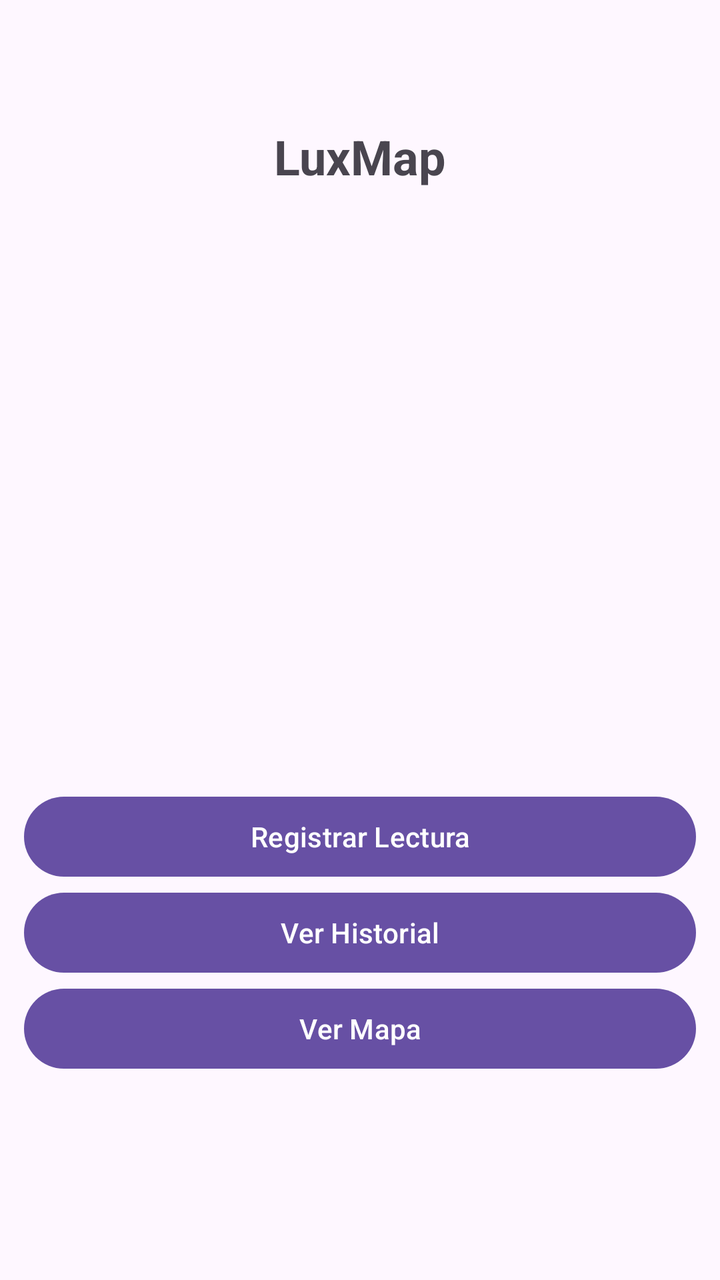
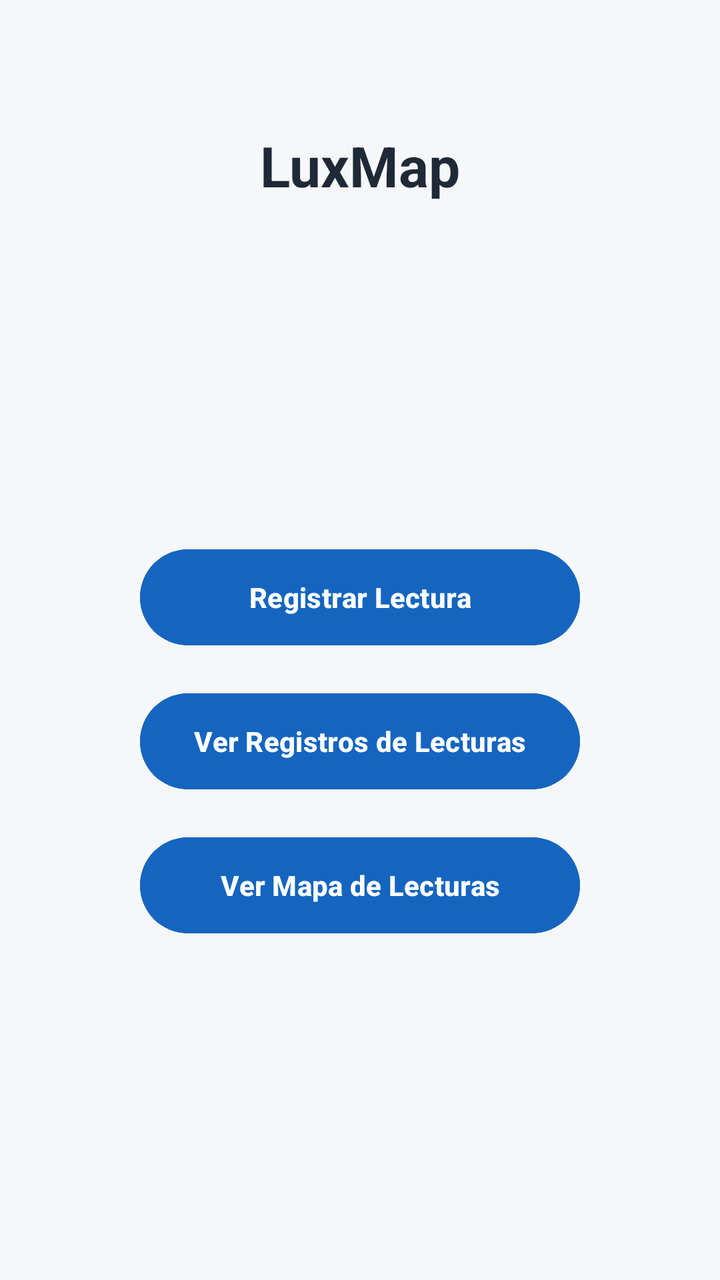

An Android layout rendered at two revisions. The XML below is the earlier revision; the diff shows what the commit changed to produce the second picture.
<!-- AndroidManifest.xml: application theme Theme.Luxmap -->
<!-- res/layout/activity_main.xml -->
<?xml version="1.0" encoding="utf-8"?>
<androidx.constraintlayout.widget.ConstraintLayout xmlns:android="http://schemas.android.com/apk/res/android"
    xmlns:app="http://schemas.android.com/apk/res-auto"
    xmlns:tools="http://schemas.android.com/tools"
    android:id="@+id/main"
    android:layout_width="match_parent"
    android:layout_height="match_parent"
    tools:context=".ui.MainActivity">

    <LinearLayout
        android:layout_width="match_parent"
        android:layout_height="match_parent"
        android:orientation="vertical"
        tools:layout_editor_absoluteX="1dp"
        tools:layout_editor_absoluteY="1dp"
        android:padding="12dp">


        <TextView
            android:id="@+id/tvTitulo"
            android:layout_width="match_parent"
            android:layout_height="wrap_content"
            android:text="@string/titulo_menu_principal"
            android:textSize="24sp"
            android:textStyle="bold"
            android:textAlignment="center"
            android:layout_marginTop="50dp"/>

        <Button
            android:id="@+id/btnRegistrarNuevo"
            android:layout_width="match_parent"
            android:layout_height="wrap_content"
            android:text="@string/texto_boton_registro"
            android:layout_marginTop="300dp"/>

        <Button
            android:id="@+id/btnHistorial"
            android:layout_width="match_parent"
            android:layout_height="wrap_content"
            android:text="@string/texto_boton_historial" />

        <Button
            android:id="@+id/btnMapa"
            android:layout_width="match_parent"
            android:layout_height="wrap_content"
            android:text="@string/texto_boton_mapa" />
    </LinearLayout>
</androidx.constraintlayout.widget.ConstraintLayout>
<!-- resources referenced by this layout -->
<resources>
  <string name="texto_boton_historial" translatable="false">Ver Historial</string>
  <string name="texto_boton_mapa" translatable="false">Ver Mapa</string>
  <string name="texto_boton_registro" translatable="false">Registrar Lectura</string>
  <string name="titulo_menu_principal" translatable="false">LuxMap</string>
  <style name="Theme.Luxmap" parent="Base.Theme.Luxmap" />
  <style name="Base.Theme.Luxmap" parent="Theme.Material3.DayNight.NoActionBar">
          
          
      </style>
</resources>

<!-- the commit's change to res/layout/activity_main.xml (unified diff, before → after) -->
@@ -5,44 +5,67 @@
     android:id="@+id/main"
     android:layout_width="match_parent"
     android:layout_height="match_parent"
+    android:background="#F5F7FA"
     tools:context=".ui.MainActivity">
 
+    <TextView
+        android:id="@+id/tvTitulo"
+        android:layout_width="0dp"
+        android:layout_height="wrap_content"
+        android:layout_marginStart="24dp"
+        android:layout_marginTop="64dp"
+        android:layout_marginEnd="24dp"
+        android:text="@string/titulo_menu_principal"
+        android:textAlignment="center"
+        android:textColor="#1F2937"
+        android:textSize="28sp"
+        android:textStyle="bold"
+        app:layout_constraintEnd_toEndOf="parent"
+        app:layout_constraintStart_toStartOf="parent"
+        app:layout_constraintTop_toTopOf="parent" />
+
     <LinearLayout
-        android:layout_width="match_parent"
-        android:layout_height="match_parent"
+        android:layout_width="0dp"
+        android:layout_height="wrap_content"
+        android:layout_marginStart="24dp"
+        android:layout_marginEnd="24dp"
         android:orientation="vertical"
-        tools:layout_editor_absoluteX="1dp"
-        tools:layout_editor_absoluteY="1dp"
-        android:padding="12dp">
-
-
-        <TextView
-            android:id="@+id/tvTitulo"
-            android:layout_width="match_parent"
-            android:layout_height="wrap_content"
-            android:text="@string/titulo_menu_principal"
-            android:textSize="24sp"
-            android:textStyle="bold"
-            android:textAlignment="center"
-            android:layout_marginTop="50dp"/>
+        app:layout_constraintBottom_toBottomOf="parent"
+        app:layout_constraintEnd_toEndOf="parent"
+        app:layout_constraintStart_toStartOf="parent"
+        app:layout_constraintTop_toBottomOf="@id/tvTitulo">
 
         <Button
             android:id="@+id/btnRegistrarNuevo"
-            android:layout_width="match_parent"
-            android:layout_height="wrap_content"
+            android:layout_width="220dp"
+            android:layout_height="56dp"
+            android:backgroundTint="#1565C0"
             android:text="@string/texto_boton_registro"
-            android:layout_marginTop="300dp"/>
+            android:textColor="#FFFFFF"
+            android:textStyle="bold"
+            android:layout_gravity="center_horizontal" />
 
         <Button
             android:id="@+id/btnHistorial"
-            android:layout_width="match_parent"
-            android:layout_height="wrap_content"
-            android:text="@string/texto_boton_historial" />
+            android:layout_width="220dp"
+            android:layout_height="56dp"
+            android:layout_marginTop="16dp"
+            android:backgroundTint="#1565C0"
+            android:text="@string/texto_boton_historial"
+            android:textColor="#FFFFFF"
+            android:textStyle="bold"
+            android:layout_gravity="center_horizontal" />
 
         <Button
             android:id="@+id/btnMapa"
-            android:layout_width="match_parent"
-            android:layout_height="wrap_content"
-            android:text="@string/texto_boton_mapa" />
+            android:layout_width="220dp"
+            android:layout_height="56dp"
+            android:layout_marginTop="16dp"
+            android:backgroundTint="#1565C0"
+            android:text="@string/texto_boton_mapa"
+            android:textColor="#FFFFFF"
+            android:textStyle="bold"
+            android:layout_gravity="center_horizontal" />
     </LinearLayout>
+
 </androidx.constraintlayout.widget.ConstraintLayout>
<!-- resource entries referenced after the edit -->
@@ -1,7 +1,7 @@
 <!-- resources referenced by this layout -->
 <resources>
-  <string name="texto_boton_historial" translatable="false">Ver Historial</string>
-  <string name="texto_boton_mapa" translatable="false">Ver Mapa</string>
+  <string name="texto_boton_historial" translatable="false">Ver Registros de Lecturas</string>
+  <string name="texto_boton_mapa" translatable="false">Ver Mapa de Lecturas</string>
   <string name="texto_boton_registro" translatable="false">Registrar Lectura</string>
   <string name="titulo_menu_principal" translatable="false">LuxMap</string>
   <style name="Theme.Luxmap" parent="Base.Theme.Luxmap" />
